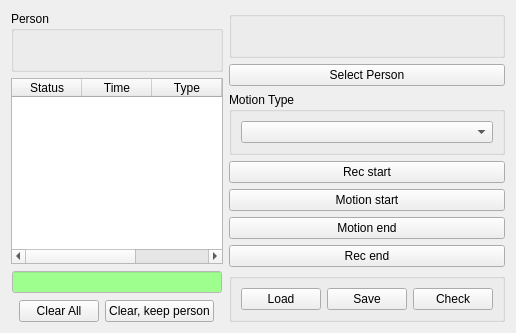
First picture: the form in tinyos-2.x/trunk/support/cpp/TestShimmer/src/LogWidget.ui, repository baharev/szte-wsn-code, before the edit.
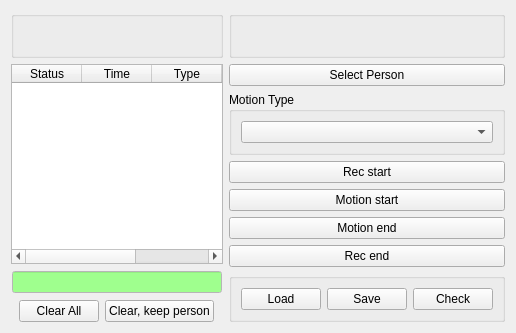
Second picture: the form after the edit.

Commit message: LogWidget bugfixes; changed the name-birth label text to bold with Times font changed button order so users can load at the beggining we now save and load motionType as well

Diff of the .ui file:
```diff
--- a/tinyos-2.x/trunk/support/cpp/TestShimmer/src/LogWidget.ui
+++ b/tinyos-2.x/trunk/support/cpp/TestShimmer/src/LogWidget.ui
@@ -19,7 +19,7 @@
      <item>
       <widget class="QGroupBox" name="horizontalGroupBox">
        <property name="title">
-        <string>Person</string>
+        <string/>
        </property>
        <layout class="QHBoxLayout" name="horizontalLayout_5">
         <item>
```
The commit also changes 1 other file.
